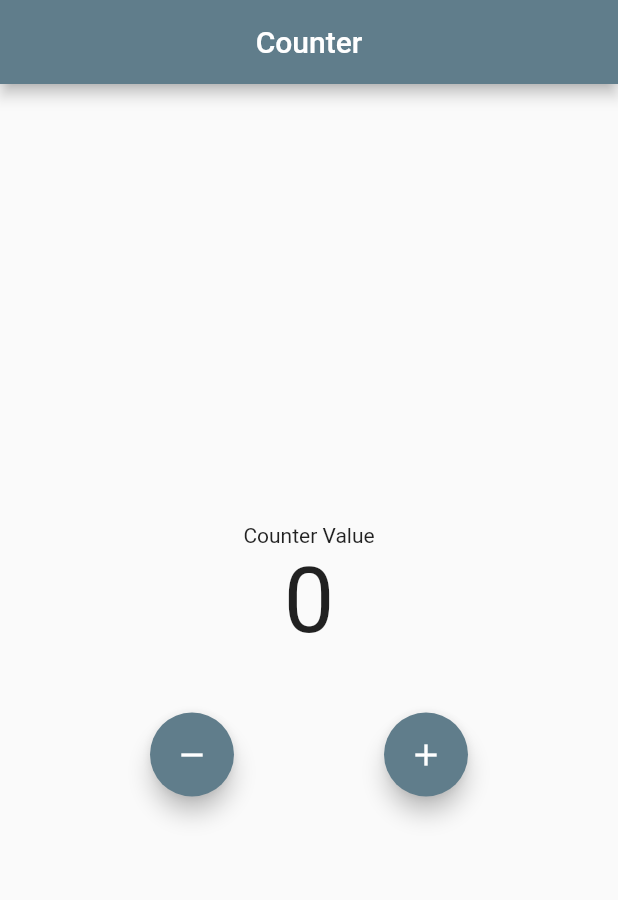
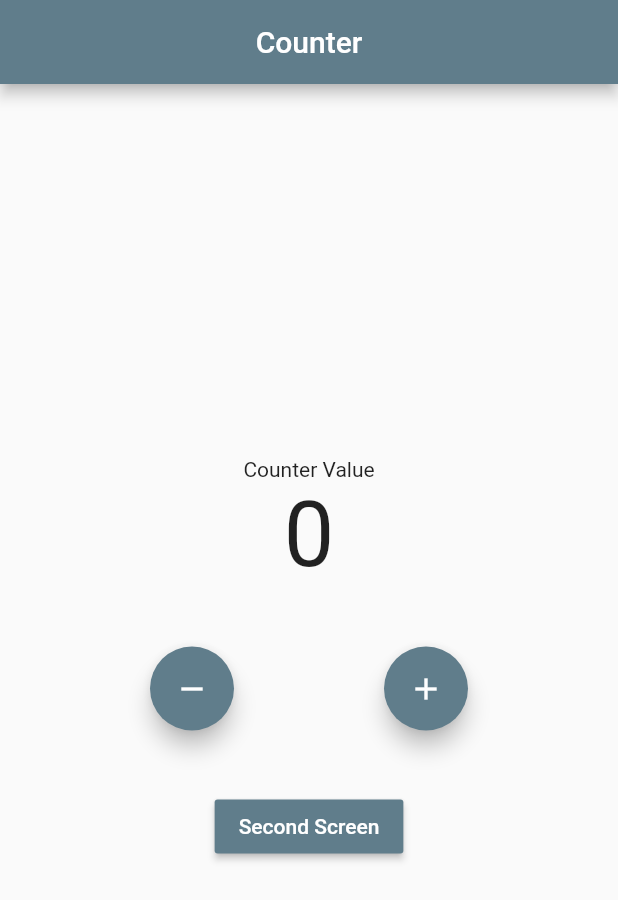
Before and after one commit to 5alafawyyy/Flutter-BLoC-From_Zero_to_Hero, a Flutter app: the screen it shows after launch, on a phone screen of 412 x 824 dp. Shown: the top 900 px of the screen. Run offline on Flutter 3.47's test engine with Material 2 defaults, Android fonts, the phone set to English and light mode, and no system bars; our stand-ins replace bloc, equatable, flutter_bloc.

Commit message:
BLoC Access & Navigation

```diff
--- a/lib/cubit/counter_state.dart
+++ /dev/null
@@ -1,10 +0,0 @@
-part of 'counter_cubit.dart';
-
-class CounterState {
-  int counterValue;
-  bool wasUpdated;
-  CounterState({
-    required this.counterValue,
-    required this.wasUpdated,
-  });
-}
--- a/lib/cubit/counter_cubit.dart
+++ b/lib/logic/cubit/counter_cubit.dart
@@ -1,10 +1,11 @@
 import 'package:bloc/bloc.dart';
+import 'package:equatable/equatable.dart';
 import 'package:meta/meta.dart';
 
 part 'counter_state.dart';
 
 class CounterCubit extends Cubit<CounterState> {
-  CounterCubit() : super(CounterState(counterValue: 0, wasUpdated: false));
+  CounterCubit() : super(const CounterState(counterValue: 0, wasUpdated: false));
 
   void incremet() => emit(CounterState(counterValue: state.counterValue + 1, wasUpdated: true,));
   void decremet() => emit(CounterState(counterValue: state.counterValue - 1, wasUpdated: false,));
--- /dev/null
+++ b/lib/logic/cubit/counter_state.dart
@@ -0,0 +1,16 @@
+part of 'counter_cubit.dart';
+
+class CounterState extends Equatable {
+  final int counterValue;
+  final bool wasUpdated;
+  const CounterState({
+    required this.counterValue,
+    required this.wasUpdated,
+  });
+
+  @override
+  List<Object?> get props => [
+        counterValue,
+        wasUpdated,
+      ];
+}
--- a/lib/main.dart
+++ b/lib/main.dart
@@ -1,5 +1,5 @@
-import 'package:bloc_from_zero_to_hero/cubit/counter_cubit.dart';
-import 'package:bloc_from_zero_to_hero/screens/counter.dart';
+import 'package:bloc_from_zero_to_hero/logic/cubit/counter_cubit.dart';
+import 'package:bloc_from_zero_to_hero/presentation/screens/counter_screen.dart';
 import 'package:flutter/material.dart';
 import 'package:flutter_bloc/flutter_bloc.dart';
 
--- a/lib/screens/counter.dart
+++ b/lib/presentation/screens/counter_screen.dart
@@ -1,4 +1,5 @@
-import 'package:bloc_from_zero_to_hero/cubit/counter_cubit.dart';
+import 'package:bloc_from_zero_to_hero/logic/cubit/counter_cubit.dart';
+import 'package:bloc_from_zero_to_hero/presentation/screens/second_counter_screen.dart';
 import 'package:flutter/material.dart';
 import 'package:flutter_bloc/flutter_bloc.dart';
 
@@ -72,6 +73,24 @@ class CounterScreen extends StatelessWidget {
                 ),
               ],
             ),
+            const SizedBox(
+              height: 40.0,
+            ),
+            MaterialButton(
+              onPressed: () {
+                Navigator.push(
+                  context,
+                  MaterialPageRoute(
+                    builder: ((context) => const SecondCounterScreen()),
+                  ),
+                );
+              },
+              color: Colors.blueGrey,
+              textColor: Colors.white,
+              child: const Text(
+                'Second Screen',
+              ),
+            ),
           ],
         ),
       ),
```
Also changed, not shown: lib/presentation/screens/second_counter_screen.dart (added, +91 -0 lines), pubspec.yaml (+3 -6 lines), pubspec.lock, 2 other files.
